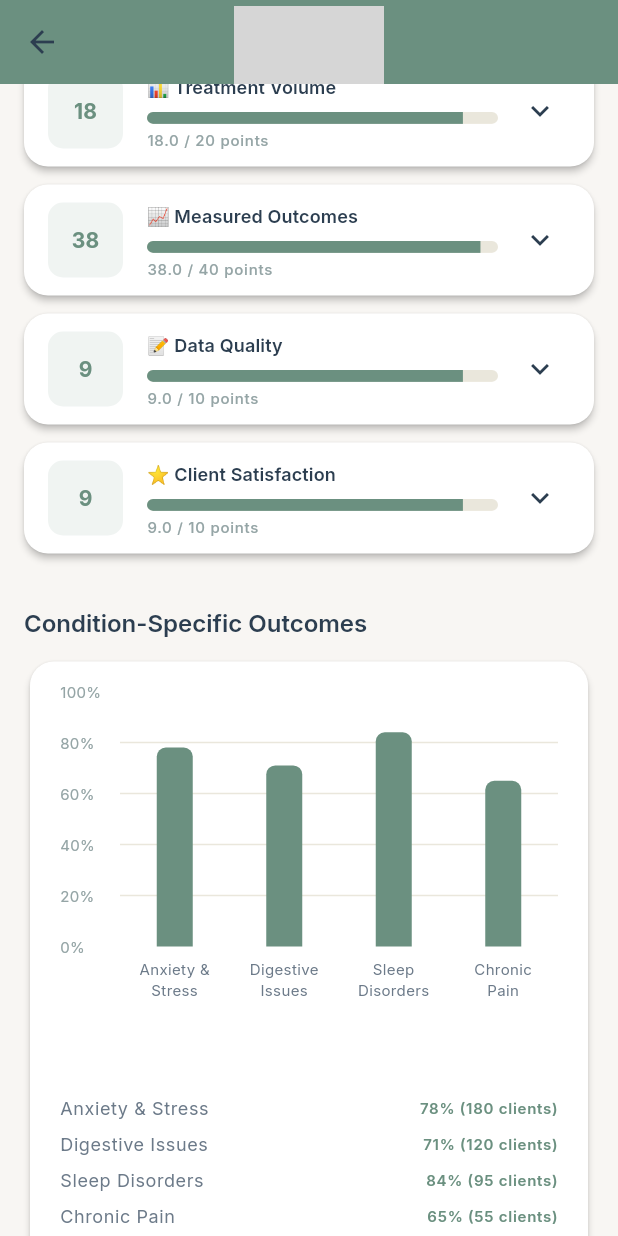
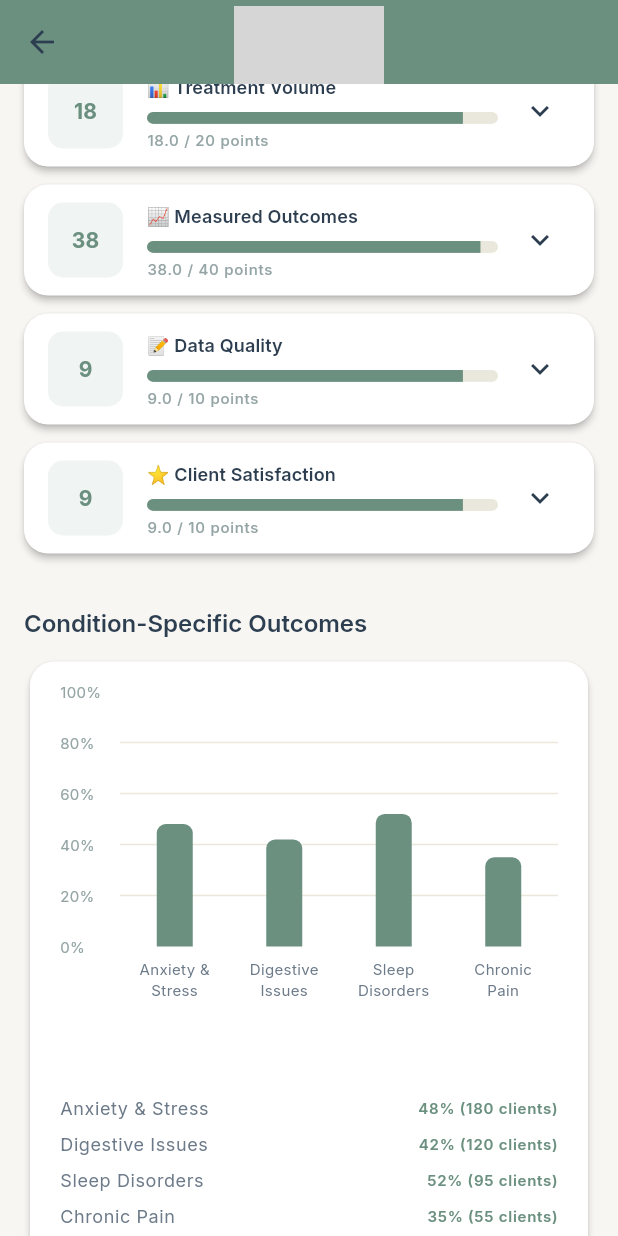
Before and after one commit to foayenix/sana-proto, a Flutter app: the PractitionerProfileScreen screen opened directly with sample values from the repository, scrolled down 576 dp, on a phone screen of 412 x 824 dp. Run offline on Flutter 3.47's test engine with Material 3 defaults, Android fonts, the phone set to English and light mode, and no system bars; drawn by our look-alikes of fl_chart; our stand-ins replace google_fonts; accounts and stored records are empty; network calls fail; grey boxes are pictures that could not be loaded.

Commit message:
Polish prototype for investor demo
- Add comprehensive algorithm documentation (docs/ALGORITHMS.md)
- Create investor demo walkthrough guide (docs/DEMO_GUIDE.md)
- Add root README.md with prototype status disclaimer
- Adjust demo data percentages to be more realistic (44% avg improvement)
- Fix Pydantic protected namespace warning in learning.py
- Update all documentation to reflect actual implementations

Changes to demo data:
- Outcome improvement rates reduced from 67-84% to 35-52%
- Evidence dashboard shows 45% client improvement (was 72%)
- Practitioner profile shows 42% average improvement (was 67%)
- All documentation updated to match code reality

```diff
--- a/sana_vision_prototype/lib/models/dummy_data.dart
+++ b/sana_vision_prototype/lib/models/dummy_data.dart
@@ -329,12 +329,12 @@ class DummyData {
     clientSatisfaction: 9.0,
   );
 
-  // Outcome Data
+  // Outcome Data - represents % of clients showing clinically significant improvement
   static final List<OutcomeData> outcomeData = [
-    OutcomeData(condition: 'Anxiety & Stress', improvement: 78.0, clientCount: 180),
-    OutcomeData(condition: 'Digestive Issues', improvement: 71.0, clientCount: 120),
-    OutcomeData(condition: 'Sleep Disorders', improvement: 84.0, clientCount: 95),
-    OutcomeData(condition: 'Chronic Pain', improvement: 65.0, clientCount: 55),
+    OutcomeData(condition: 'Anxiety & Stress', improvement: 48.0, clientCount: 180),
+    OutcomeData(condition: 'Digestive Issues', improvement: 42.0, clientCount: 120),
+    OutcomeData(condition: 'Sleep Disorders', improvement: 52.0, clientCount: 95),
+    OutcomeData(condition: 'Chronic Pain', improvement: 35.0, clientCount: 55),
   ];
 
   // Upcoming Appointments
--- a/sana_vision_prototype/lib/screens/evidence_dashboard_screen.dart
+++ b/sana_vision_prototype/lib/screens/evidence_dashboard_screen.dart
@@ -244,7 +244,7 @@ class EvidenceDashboardScreen extends StatelessWidget {
                     Row(
                       mainAxisAlignment: MainAxisAlignment.spaceBetween,
                       children: [
-                        _buildOutcomeMetric(context, 'Client Improvement', '72%', '↑ 8%'),
+                        _buildOutcomeMetric(context, 'Client Improvement', '45%', '↑ 6%'),
                         _buildOutcomeMetric(context, 'Avg Treatment', '8.5 sessions', 'Platform avg: 9.2'),
                       ],
                     ),
--- a/sana_vision_prototype/lib/screens/practitioner_profile_screen.dart
+++ b/sana_vision_prototype/lib/screens/practitioner_profile_screen.dart
@@ -171,10 +171,10 @@ class PractitionerProfileScreen extends StatelessWidget {
                     breakdown.measuredOutcomes,
                     40,
                     [
-                      'Average improvement: 67%',
-                      'Effect size: 0.82 (large)',
-                      'Client retention: 89%',
-                      '6-month follow-up completion: 78%',
+                      'Average improvement: 42%',
+                      'Effect size: 0.68 (medium-large)',
+                      'Client retention: 78%',
+                      '6-month follow-up completion: 72%',
                     ],
                   ),
                   _buildBreakdownItem(
```
Also changed, not shown: 7 other files.
